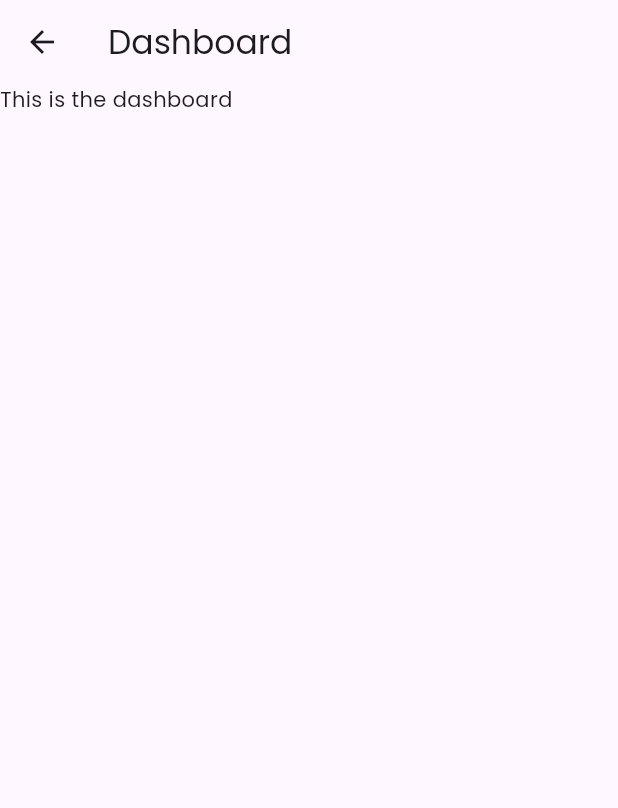
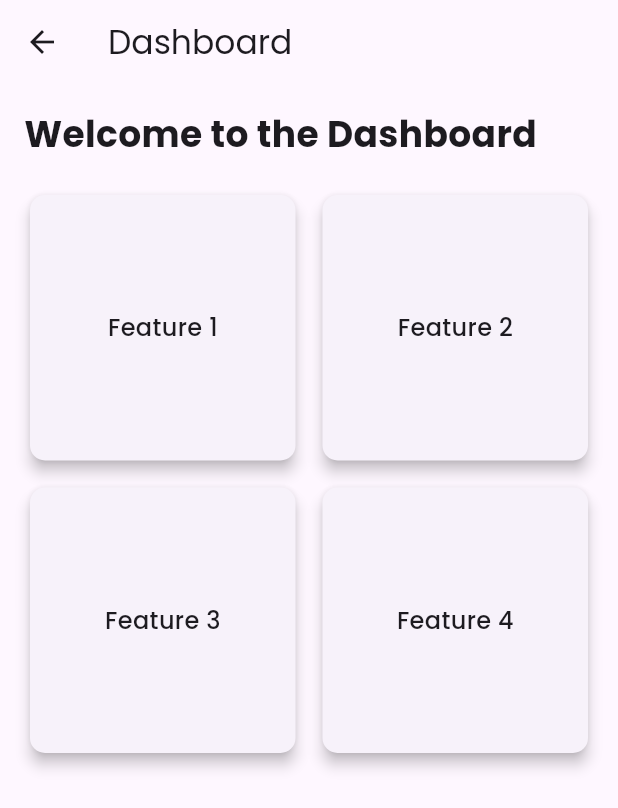
Before and after one commit to nirakar007/vignette_mobile, a Flutter app: the Dashboard screen opened by its route, on a phone screen of 412 x 824 dp. Shown: the top 808 px of the screen. Run offline on Flutter 3.47's test engine with Material 3 defaults, Android fonts, the light colour scheme and no system bars; our stand-ins replace flutter_svg, google_fonts.

Commit message:
dashboard UI mockup

```diff
--- a/lib/screens/dashboard.dart
+++ b/lib/screens/dashboard.dart
@@ -14,10 +14,53 @@ class _DashboardState extends State<Dashboard> {
       appBar: AppBar(
         title: const Text("Dashboard"),
       ),
-      body: const Column(
-        children: [
-          Text("This is the dashboard"),
-        ],
+      body: Padding(
+        padding: const EdgeInsets.all(16.0),
+        child: Column(
+          crossAxisAlignment: CrossAxisAlignment.start,
+          children: [
+            const Text(
+              "Welcome to the Dashboard",
+              style: TextStyle(
+                fontSize: 24,
+                fontWeight: FontWeight.bold,
+              ),
+            ),
+            const SizedBox(height: 20),
+            Expanded(
+              child: GridView.count(
+                crossAxisCount: 2,
+                crossAxisSpacing: 10,
+                mainAxisSpacing: 10,
+                children: List.generate(4, (index) {
+                  return Card(
+                    shape: RoundedRectangleBorder(
+                      borderRadius: BorderRadius.circular(10),
+                    ),
+                    elevation: 4,
+                    child: InkWell(
+                      onTap: () {
+                        // Placeholder action
+                        ScaffoldMessenger.of(context).showSnackBar(
+                          SnackBar(content: Text('Tapped on item $index')),
+                        );
+                      },
+                      child: Center(
+                        child: Text(
+                          'Feature ${index + 1}',
+                          style: const TextStyle(
+                            fontSize: 16,
+                            fontWeight: FontWeight.w500,
+                          ),
+                        ),
+                      ),
+                    ),
+                  );
+                }),
+              ),
+            ),
+          ],
+        ),
       ),
     );
   }
```
